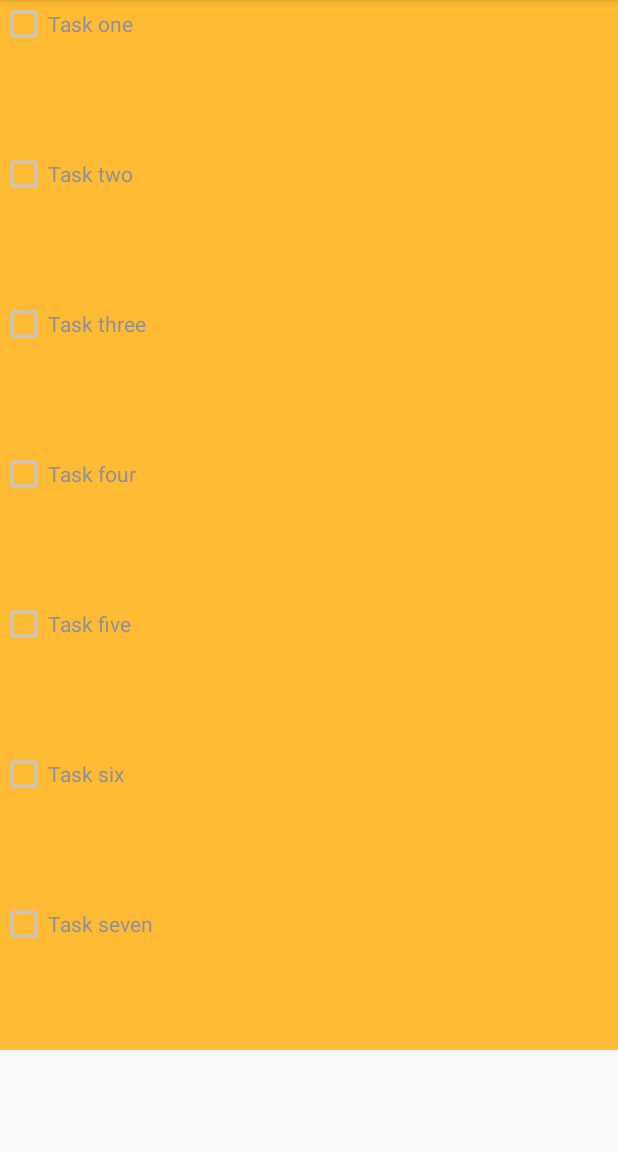
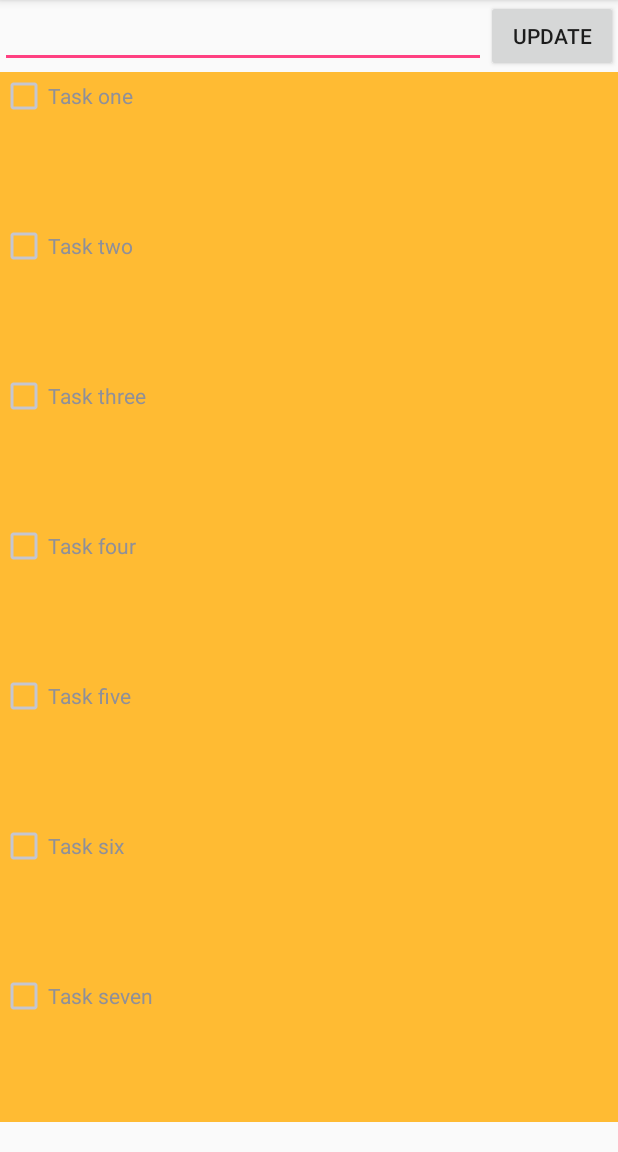
Before and after one commit to EGecius/Demo_Animations, an Android app: the screen it shows after launch (RecyclerActivity), on a phone screen of 412 x 824 dp, the part 84-1236 px from its top. Run offline under Robolectric (Android 15) with nearby library versions, the phone set to English and light mode, and no system bars; our stand-ins replace ButterKnife.

```diff
--- a/app/src/main/java/recyclerview/RecyclerActivityInterface.java
+++ b/app/src/main/java/recyclerview/RecyclerActivityInterface.java
@@ -10,4 +10,6 @@ interface RecyclerActivityInterface {
 	List<Task> getRecyclerData();
 
 	void updateListWithAnimation(final List<Task> sortedTasks, final int indexInitial, final int indexSorted);
+
+	void updateList(Task task);
 }
--- a/app/src/main/java/recyclerview/RecyclerActivityPresenter.java
+++ b/app/src/main/java/recyclerview/RecyclerActivityPresenter.java
@@ -57,4 +57,9 @@ final class RecyclerActivityPresenter {
 		return amendedTasks;
 	}
 
+	public void onUpdateBtnClicked(final String input) {
+		Task task = new Task(1, input, false);
+		view.updateList(task);
+	}
+
 }
--- a/app/src/main/res/layout/recycler_activity.xml
+++ b/app/src/main/res/layout/recycler_activity.xml
@@ -1,8 +1,29 @@
 <?xml version="1.0" encoding="utf-8"?>
 <LinearLayout xmlns:android="http://schemas.android.com/apk/res/android"
+              xmlns:tools="http://schemas.android.com/tools"
               android:layout_width="match_parent"
               android:layout_height="wrap_content"
-              android:orientation="vertical">
+              android:orientation="vertical"
+              tools:ignore="RtlHardcoded">
+
+    <RelativeLayout
+        android:layout_width="match_parent"
+        android:layout_height="wrap_content">
+
+        <EditText
+            android:id="@+id/editText"
+            android:layout_width="match_parent"
+            android:layout_height="wrap_content"
+            android:layout_toLeftOf="@+id/updateBtn"/>
+
+        <Button
+            android:id="@+id/updateBtn"
+            android:layout_width="wrap_content"
+            android:layout_height="wrap_content"
+            android:layout_alignParentRight="true"
+            android:text="Update"/>
+
+    </RelativeLayout>
 
     <android.support.v7.widget.RecyclerView
         android:id="@+id/recycler"
```
Also changed, not shown: app/src/main/java/recyclerview/RecyclerActivity.java (+14 -0 lines), app/src/main/java/recyclerview/TaskAdapter.java (+10 -0 lines).
